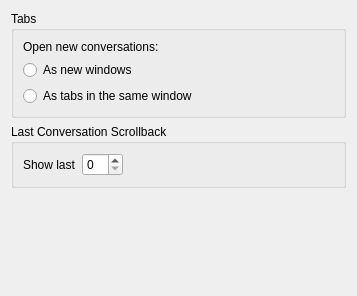
Old version of the form config/behavior-config.ui in the repository KDE/ktp-text-ui.
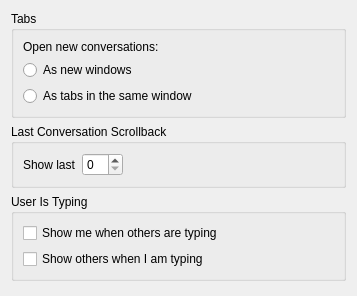
New version of the form. Custom widgets are drawn as their Qt base class.

Commit message:
Add option to show me typing (to others) and others typing (to me)
Adding two configuration options which allow to select if:

- Others get shown that I am typing.
- I get shown that others are typing.

FIXED-IN: 0.7.0

The edit to the form file:
```diff
--- a/config/behavior-config.ui
+++ b/config/behavior-config.ui
@@ -79,6 +79,29 @@
      </layout>
     </widget>
    </item>
+   <item>
+    <widget class="KButtonGroup" name="typingGroup">
+     <property name="title">
+      <string>User Is Typing</string>
+     </property>
+     <layout class="QVBoxLayout" name="verticalLayout_7">
+      <item>
+       <widget class="QCheckBox" name="checkBoxShowOthersTyping">
+        <property name="text">
+         <string>Show me when others are typing</string>
+        </property>
+       </widget>
+      </item>
+      <item>
+       <widget class="QCheckBox" name="checkBoxShowMeTyping">
+        <property name="text">
+         <string>Show others when I am typing</string>
+        </property>
+       </widget>
+      </item>
+     </layout>
+    </widget>
+   </item>
    <item>
     <spacer name="verticalSpacer">
      <property name="orientation">
```
The commit also changes 7 other files.
